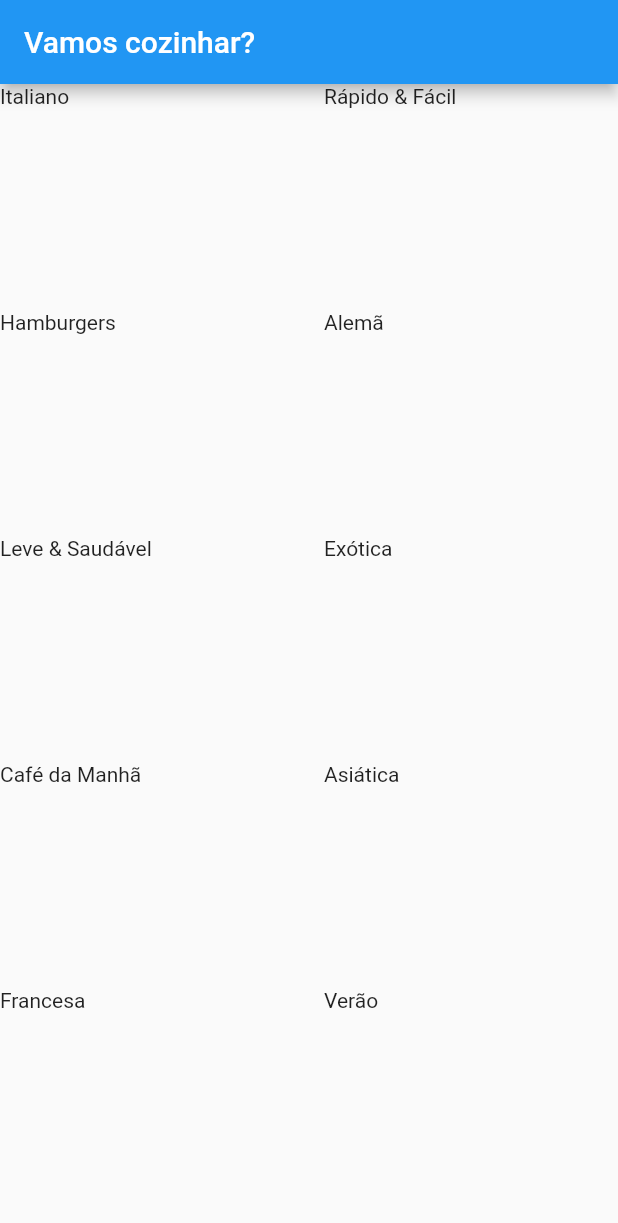
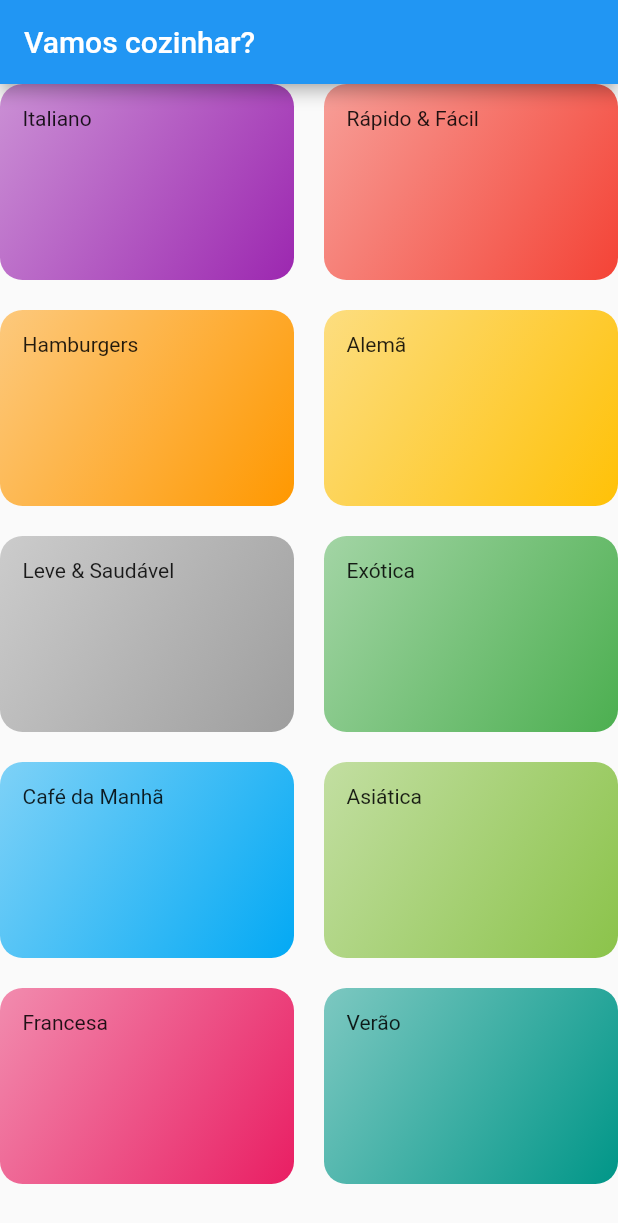
Before and after one commit to elton-costa/meals, a Flutter app: the screen it shows after launch, on a phone screen of 412 x 824 dp. Shown: the top 1223 px of the screen. Run offline on Flutter 3.47's test engine with Material 2 defaults, Android fonts, the phone set to English and light mode, and no system bars.

Commit message:
Create colors and gradient in component

```diff
--- a/lib/components/category_item.dart
+++ b/lib/components/category_item.dart
@@ -9,7 +9,19 @@ class CategoryItem extends StatelessWidget {
   @override
   Widget build(BuildContext context) {
     return Container(
+      padding: EdgeInsets.all(15),
       child: Text(category.title),
+      decoration: BoxDecoration(
+        borderRadius: BorderRadius.circular(15),
+        gradient: LinearGradient(
+          colors: [
+            category.color.withOpacity(0.5),
+            category.color,
+          ],
+          begin: Alignment.topLeft,
+          end: Alignment.bottomRight,
+        ),
+      ),
     );
   }
 }
```
Also changed, not shown: lib/main.dart (+0 -19 lines).
